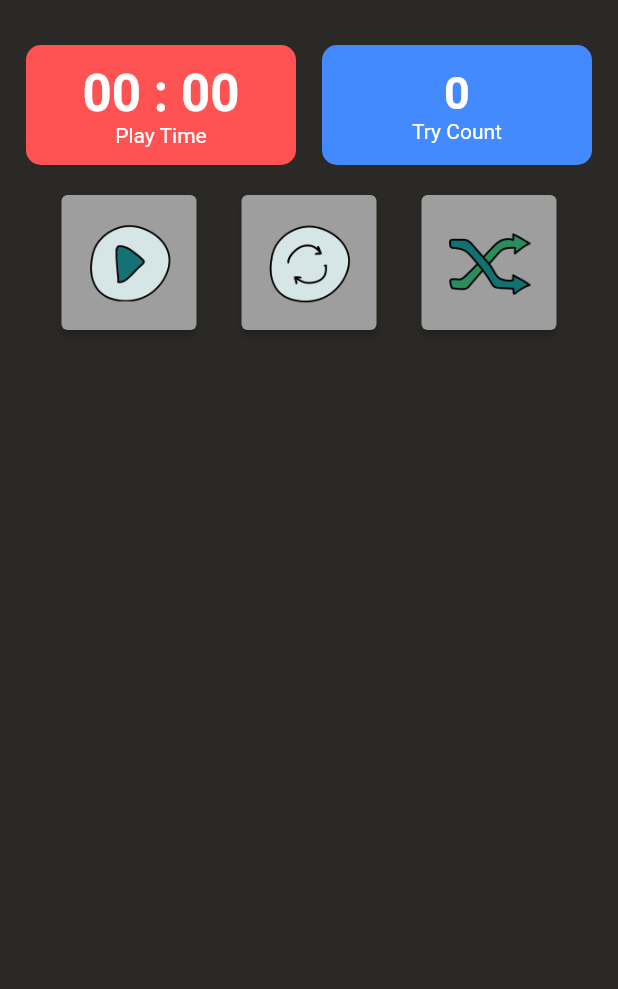
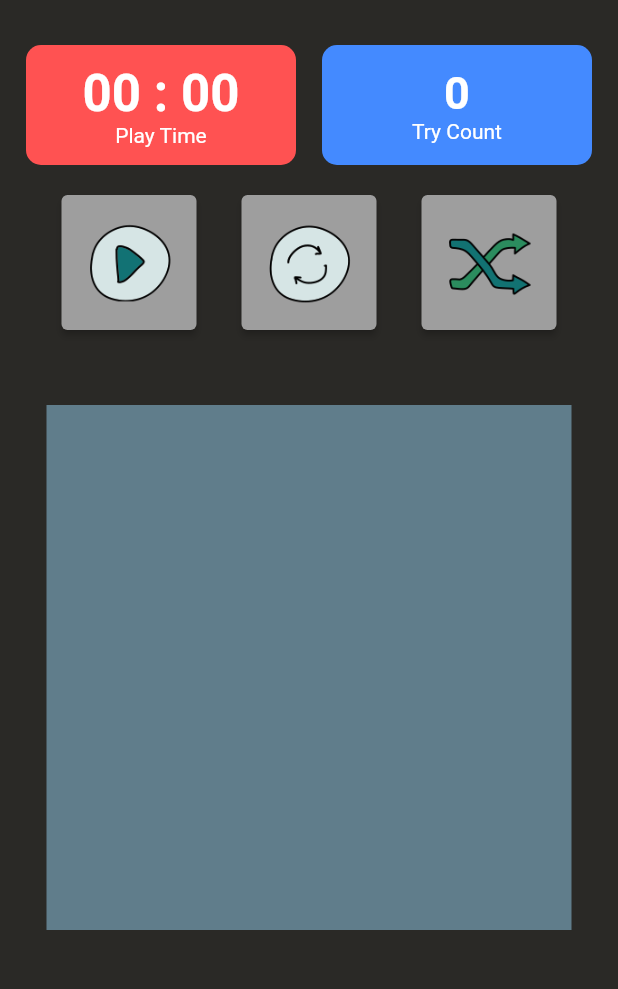
Before and after one commit to cafefarm-johnny/photo_puzzle_app, a Flutter app: the screen it shows after launch, on a phone screen of 412 x 824 dp, the part 84-1073 px from its top. Run offline on Flutter 3.47's test engine with Material 2 defaults, Android fonts, the phone set to English and light mode, and no system bars; statements that could not run were skipped.

Commit message:
feat: 퍼즐 레이아웃 초안 작성

```diff
--- a/lib/home_page.dart
+++ b/lib/home_page.dart
@@ -1,5 +1,6 @@
 import 'package:flutter/material.dart';
 import 'package:photo_puzzle_app/controller.dart';
+import 'package:photo_puzzle_app/playground.dart';
 import 'package:photo_puzzle_app/puzzle.dart';
 import 'package:photo_puzzle_app/timer.dart';
 
@@ -46,6 +47,8 @@ class _HomePageState extends State<HomePage> {
             Timer(),
             SizedBox(height: 20),
             Controller(),
+            SizedBox(height: 50),
+            Playground(),
           ],
         )
       ),
--- /dev/null
+++ b/lib/playground.dart
@@ -0,0 +1,19 @@
+import 'package:flutter/material.dart';
+
+class Playground extends StatefulWidget {
+  const Playground({Key? key}) : super(key: key);
+
+  @override
+  State<Playground> createState() => _PlaygroundState();
+}
+
+class _PlaygroundState extends State<Playground> {
+  @override
+  Widget build(BuildContext context) {
+    return Container(
+      width: 350,
+      height: 350,
+      color: Colors.blueGrey,
+    );
+  }
+}
```
